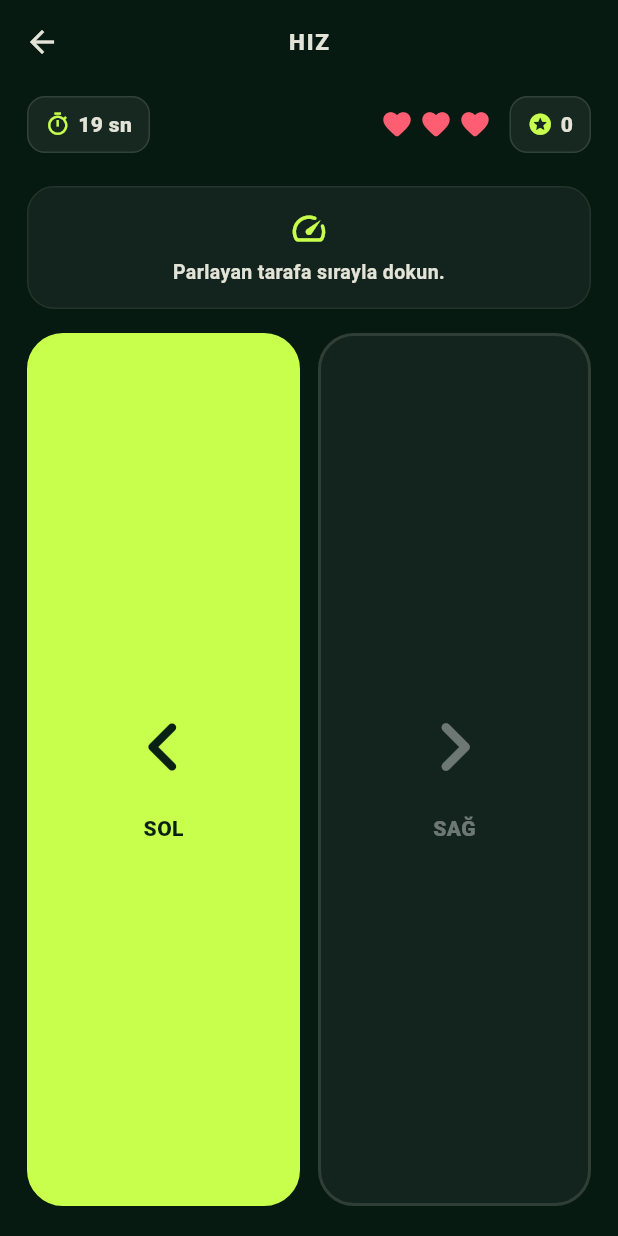
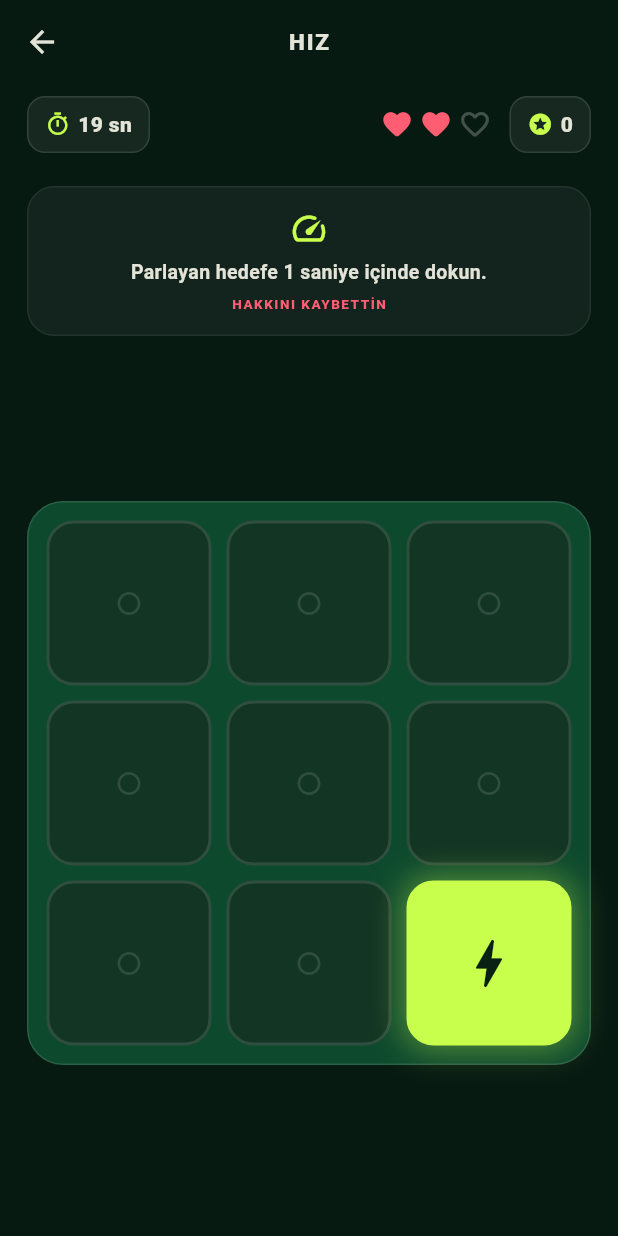
Before and after one commit to mfurkaneraslan/wonderkid, a Flutter app: the TrainingGameScreen screen opened directly with empty values, on a phone screen of 412 x 824 dp. Run offline on Flutter 3.47's test engine with Material 3 defaults, Android fonts, the light colour scheme and no system bars; our stand-ins replace shared_preferences; accounts and stored records are empty.

Commit message:
Redesign pace training as reaction board

```diff
--- a/lib/training/training_game_screen.dart
+++ b/lib/training/training_game_screen.dart
@@ -64,13 +64,13 @@ class _TrainingGameScreenState extends State<TrainingGameScreen>
   final Random _random = Random();
   late final AnimationController _meterController;
   Timer? _timer;
+  Timer? _paceTimer;
   Timer? _dribbleTimer;
   DateTime? _lastDribbleTick;
   int _secondsLeft = _duration;
   int _lives = 3;
   int _score = 0;
   int _target = 0;
-  bool _paceLeft = true;
   bool _finished = false;
   bool? _lastSuccess;
   double _dribblePlayerX = 0.5;
@@ -91,6 +91,7 @@ class _TrainingGameScreenState extends State<TrainingGameScreen>
     )..repeat(reverse: true);
     _nextChallenge(initial: true);
     _startTimer();
+    _startPaceChallenge();
     _startDribblePhysics();
   }
 
@@ -122,6 +123,46 @@ class _TrainingGameScreenState extends State<TrainingGameScreen>
       const Duration(milliseconds: 16),
       (_) => _updateDribblePhysics(),
     );
+  }
+
+  void _startPaceChallenge() {
+    if (widget.attribute != TrainingAttribute.pace || _finished) return;
+    _paceTimer?.cancel();
+    _paceTimer = Timer(const Duration(seconds: 1), _missPaceTarget);
+  }
+
+  void _missPaceTarget() {
+    if (!mounted || _finished) return;
+    setState(() {
+      _lastSuccess = false;
+      _lives--;
+      if (_lives > 0) _nextChallenge();
+    });
+    if (_lives <= 0) {
+      _finish();
+    } else {
+      _startPaceChallenge();
+    }
+  }
+
+  void _answerPace(int selectedTarget) {
+    if (_finished) return;
+    _paceTimer?.cancel();
+    final success = selectedTarget == _target;
+    setState(() {
+      _lastSuccess = success;
+      if (success) {
+        _score++;
+      } else {
+        _lives--;
+      }
+      if (_lives > 0) _nextChallenge();
+    });
+    if (_lives <= 0) {
+      _finish();
+    } else {
+      _startPaceChallenge();
+    }
   }
 
   void _spawnDribbleWave({bool initial = false}) {
@@ -227,7 +268,7 @@ class _TrainingGameScreenState extends State<TrainingGameScreen>
   void _nextChallenge({bool initial = false}) {
     switch (widget.attribute) {
       case TrainingAttribute.pace:
-        if (initial) _paceLeft = _random.nextBool();
+        _target = _differentRandom(9, initial ? -1 : _target);
         break;
       case TrainingAttribute.shooting:
         _target = _differentRandom(9, initial ? -1 : _target);
@@ -261,11 +302,7 @@ class _TrainingGameScreenState extends State<TrainingGameScreen>
       } else {
         _lives--;
       }
-      if (widget.attribute == TrainingAttribute.pace && success) {
-        _paceLeft = !_paceLeft;
-      } else {
-        _nextChallenge();
-      }
+      _nextChallenge();
     });
     if (_lives <= 0) _finish();
   }
@@ -273,6 +310,7 @@ class _TrainingGameScreenState extends State<TrainingGameScreen>
   void _finish() {
     if (_finished) return;
     _timer?.cancel();
+    _paceTimer?.cancel();
     _dribbleTimer?.cancel();
     _meterController.stop();
     setState(() => _finished = true);
@@ -289,6 +327,7 @@ class _TrainingGameScreenState extends State<TrainingGameScreen>
     });
     _meterController.repeat(reverse: true);
     _startTimer();
+    _startPaceChallenge();
     _startDribblePhysics();
   }
 
@@ -312,6 +351,7 @@ class _TrainingGameScreenState extends State<TrainingGameScreen>
   @override
   void dispose() {
     _timer?.cancel();
+    _paceTimer?.cancel();
     _dribbleTimer?.cancel();
     _meterController.dispose();
     super.dispose();
@@ -438,28 +478,61 @@ class _TrainingGameScreenState extends State<TrainingGameScreen>
   };
 
   Widget _paceGame() {
-    return Row(
-      children: [
-        Expanded(
-          child: _ActionTile(
-            key: const Key('paceLeftButton'),
-            label: 'SOL',
-            icon: Icons.chevron_left_rounded,
-            active: _paceLeft,
-            onTap: () => _answer(_paceLeft),
+    return Center(
+      child: AspectRatio(
+        aspectRatio: 1,
+        child: Container(
+          padding: const EdgeInsets.all(12),
+          decoration: BoxDecoration(
+            color: const Color(0xFF0D492D),
+            borderRadius: BorderRadius.circular(24),
+            border: Border.all(color: Colors.white12),
+          ),
+          child: GridView.builder(
+            physics: const NeverScrollableScrollPhysics(),
+            itemCount: 9,
+            gridDelegate: const SliverGridDelegateWithFixedCrossAxisCount(
+              crossAxisCount: 3,
+              crossAxisSpacing: 10,
+              mainAxisSpacing: 10,
+            ),
+            itemBuilder: (_, index) {
+              final active = index == _target;
+              return InkWell(
+                key: Key('paceTarget$index'),
+                onTap: () => _answerPace(index),
+                borderRadius: BorderRadius.circular(18),
+                child: AnimatedContainer(
+                  key: active ? const Key('paceActiveTarget') : null,
+                  duration: const Duration(milliseconds: 120),
+                  decoration: BoxDecoration(
+                    color: active ? _accent : const Color(0xFF123524),
+                    borderRadius: BorderRadius.circular(18),
+                    border: Border.all(
+                      color: active ? _accent : Colors.white12,
+                      width: 2,
+                    ),
+                    boxShadow: active
+                        ? const [
+                            BoxShadow(
+                              color: Color(0x66C8FF4D),
+                              blurRadius: 18,
+                              spreadRadius: 2,
+                            ),
+                          ]
+                        : null,
+                  ),
+                  child: Icon(
+                    active ? Icons.bolt_rounded : Icons.circle_outlined,
+                    size: active ? 42 : 18,
+                    color: active ? const Color(0xFF092115) : Colors.white12,
+                  ),
+                ),
+              );
+            },
           ),
         ),
-        const SizedBox(width: 12),
-        Expanded(
-          child: _ActionTile(
-            key: const Key('paceRightButton'),
-            label: 'SAĞ',
-            icon: Icons.chevron_right_rounded,
-            active: !_paceLeft,
-            onTap: () => _answer(!_paceLeft),
-          ),
-        ),
-      ],
+      ),
     );
   }
 
@@ -972,61 +1045,6 @@ class _CounterPill extends StatelessWidget {
   }
 }
 
-class _ActionTile extends StatelessWidget {
-  const _ActionTile({
-    super.key,
-    required this.label,
-    required this.icon,
-    required this.active,
-    required this.onTap,
-  });
-
-  final String label;
-  final IconData icon;
-  final bool active;
-  final VoidCallback onTap;
-
-  @override
-  Widget build(BuildContext context) {
-    return InkWell(
-      onTap: onTap,
-      borderRadius: BorderRadius.circular(24),
-      child: AnimatedContainer(
-        duration: const Duration(milliseconds: 100),
-        decoration: BoxDecoration(
-          color: active
-              ? const Color(0xFFC8FF4D)
-              : Colors.white.withValues(alpha: 0.045),
-          borderRadius: BorderRadius.circular(24),
-          border: Border.all(
-            color: active ? const Color(0xFFC8FF4D) : Colors.white12,
-            width: 2,
-          ),
-        ),
-        child: Column(
-          mainAxisAlignment: MainAxisAlignment.center,
-          children: [
-            Icon(
-              icon,
-              size: 68,
-              color: active ? const Color(0xFF092115) : Colors.white38,
-            ),
-            const SizedBox(height: 10),
-            Text(
-              label,
-              style: TextStyle(
-                color: active ? const Color(0xFF092115) : Colors.white38,
-                fontSize: 14,
-                fontWeight: FontWeight.w900,
-              ),
-            ),
-          ],
-        ),
-      ),
-    );
-  }
-}
-
 class _CompactAction extends StatelessWidget {
   const _CompactAction({
     super.key,
@@ -1077,7 +1095,7 @@ class _TrainingInfo {
 _TrainingInfo _trainingInfo(TrainingAttribute attribute) => switch (attribute) {
   TrainingAttribute.pace => const _TrainingInfo(
     title: 'Hız',
-    instruction: 'Parlayan tarafa sırayla dokun.',
+    instruction: 'Parlayan hedefe 1 saniye içinde dokun.',
     icon: Icons.speed_rounded,
   ),
   TrainingAttribute.shooting => const _TrainingInfo(
```
Also changed, not shown: 1 other file.
